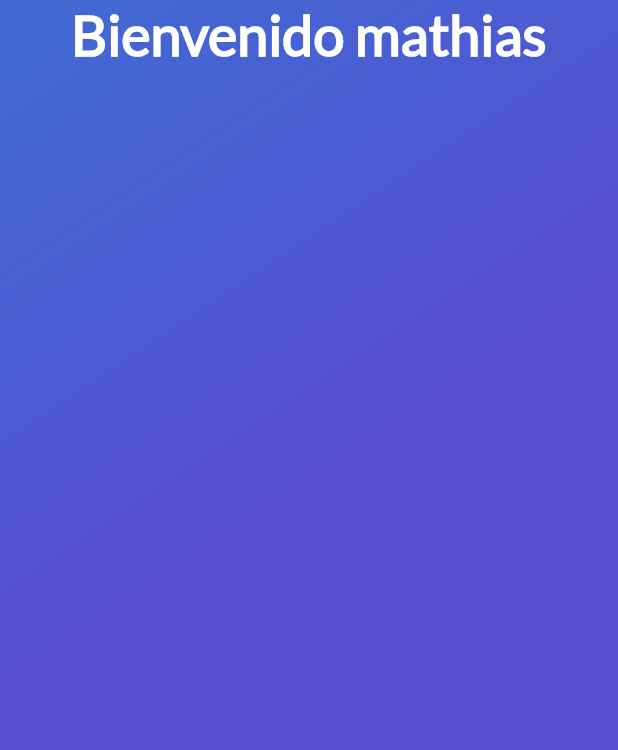
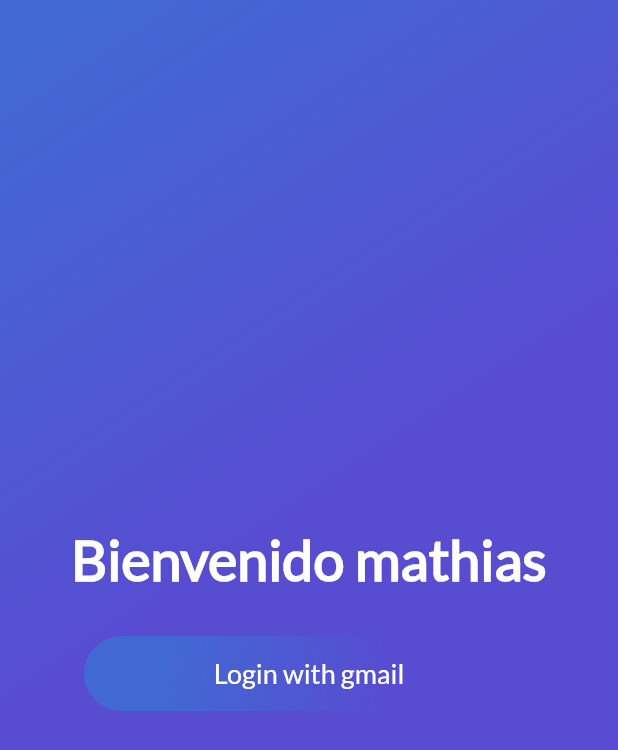
Before and after one commit to mariocuadra/flutter_app, a Flutter app: the screen it shows after launch, on a phone screen of 412 x 824 dp. Shown: the top 750 px of the screen. Run offline on Flutter 3.47's test engine with Material 2 defaults, Android fonts, the phone set to English and light mode, and no system bars; our stand-ins replace firebase_auth, google_sign_in; missing offline and left inert: flutter_facebook_auth, generic_bloc_provider; accounts and stored records are empty.

```diff
--- /dev/null
+++ b/lib/User/repository/facebook_auth.dart
@@ -0,0 +1,18 @@
+import 'package:firebase_auth/firebase_auth.dart';
+import 'package:flutter_facebook_auth/flutter_facebook_auth.dart';
+
+class FacebookBaseAuthAPI {
+
+  Future<UserCredential> signInWithFacebook() async {
+    // Trigger the sign-in flow
+    final LoginResult result = await FacebookAuth.instance.login();
+
+    // Create a credential from the access token
+    final FacebookAuthCredential facebookAuthCredential =
+    FacebookAuthProvider.credential(result.accessToken.token);
+
+    // Once signed in, return the UserCredential
+    return await FirebaseAuth.instance.signInWithCredential(
+        facebookAuthCredential);
+  }
+}
--- /dev/null
+++ b/lib/User/repository/firebase_auth.dart
@@ -0,0 +1,23 @@
+import 'package:firebase_auth/firebase_auth.dart';
+import 'package:google_sign_in/google_sign_in.dart';
+
+class FireBaseAuthAPI{
+
+  Future<UserCredential> signInWithGoogle() async {
+    // Trigger the authentication flow
+    final GoogleSignInAccount googleUser = await GoogleSignIn().signIn();
+
+    // Obtain the auth details from the request
+    final GoogleSignInAuthentication googleAuth = await googleUser.authentication;
+
+    // Create a new credential
+    final GoogleAuthCredential credential = GoogleAuthProvider.credential(
+      accessToken: googleAuth.accessToken,
+      idToken: googleAuth.idToken,
+    );
+
+    // Once signed in, return the UserCredential
+    return await FirebaseAuth.instance.signInWithCredential(credential);
+  }
+
+  }
--- a/lib/profile_header.dart
+++ b/lib/User/ui/screens/profile_header.dart
@@ -1,6 +1,6 @@
 import 'package:flutter/material.dart';
-import 'user_info.dart';
-import 'button_bar.dart';
+import '../../../user_info.dart';
+import '../../../button_bar.dart';
 
 class ProfileHeader extends StatelessWidget {
   @override
--- a/lib/profile_trips.dart
+++ b/lib/User/ui/screens/profile_trips.dart
@@ -1,7 +1,7 @@
 import 'package:flutter/material.dart';
 import 'profile_header.dart';
-import 'profile_places_list.dart';
-import 'profile_background.dart';
+import '../../../profile_places_list.dart';
+import '../../../profile_background.dart';
 
 class ProfileTrips extends StatelessWidget {
   @override
--- a/lib/User/ui/screens/sign_in_screen.dart
+++ b/lib/User/ui/screens/sign_in_screen.dart
@@ -1,5 +1,6 @@
 import 'package:flutter/material.dart';
 import 'package:flutter_app/widgets/gradient_back.dart';
+import 'package:flutter_app/widgets/button_green.dart';
 
 class SignInScreen extends StatefulWidget {
   @override
@@ -20,6 +21,7 @@ class _SignInScreen extends State<SignInScreen> {
             children: <Widget>[
             GradientBack("",null),
               Column(
+                mainAxisAlignment: MainAxisAlignment.center,
                 children: <Widget>[
                   Text("Bienvenido mathias",
                   style: TextStyle(
@@ -27,8 +29,15 @@ class _SignInScreen extends State<SignInScreen> {
                     fontFamily: "Lato",
                     color: Colors.white,
                     fontWeight: FontWeight.bold
+                  ),
+                 ),
+                  ButtonGreen(text: "Login with gmail",
+                      onPressed: (){
+
+                  },
+                    width: 300.0,
+                    height: 50.0,
                   )
-                 ,)
                 ],
               )
 
--- a/lib/platzi_trips.dart
+++ b/lib/platzi_trips.dart
@@ -1,7 +1,7 @@
 import 'package:flutter/material.dart';
 import 'home_trips.dart';
 import 'search_trips.dart';
-import 'profile_trips.dart';
+import 'User/ui/screens/profile_trips.dart';
 
 class PlatziTrips extends StatefulWidget {
   @override
--- a/lib/platzi_trips_cupertino.dart
+++ b/lib/platzi_trips_cupertino.dart
@@ -2,7 +2,7 @@ import 'package:flutter/material.dart';
 import 'package:flutter/cupertino.dart';
 import 'home_trips.dart';
 import 'search_trips.dart';
-import 'profile_trips.dart';
+import 'User/ui/screens/profile_trips.dart';
 
 class PlatziTripsCupertino extends StatelessWidget {
   @override
--- /dev/null
+++ b/lib/widgets/button_green.dart
@@ -0,0 +1,62 @@
+import 'package:flutter/material.dart';
+
+
+class ButtonGreen extends StatefulWidget {
+
+  final String text;
+  double height=0.0;
+  double width=0.0;
+  final VoidCallback onPressed;
+
+  ButtonGreen({Key key,@required this.text, @required this.onPressed, this.height,this.width }) : super(key: key);
+
+
+  @override
+  _ButtonGreenState createState() => _ButtonGreenState();
+
+}
+
+class _ButtonGreenState extends State<ButtonGreen> {
+  @override
+  Widget build(BuildContext context) {
+    return InkWell(
+      onTap: widget.onPressed ,
+      child: Container(
+        margin: EdgeInsets.only(
+            top: 30.0,
+            left: 20.0,
+            right: 20.0
+        ),
+        width: widget.width,
+        height: widget.height,
+        decoration: BoxDecoration(
+            borderRadius: BorderRadius.circular(30.0),
+            gradient: LinearGradient(
+                colors: [
+                  Color(0xFF4268D3), //arriba
+                  Color(0xFF584CD1) //abajo
+                ],
+                begin: FractionalOffset(0.2, 0.0),
+                end: FractionalOffset(1.0, 0.6),
+                stops: [0.0, 0.6],
+                tileMode: TileMode.clamp
+
+            )
+
+        ),
+        child: Center(
+          child: Text(
+            widget.text,
+            style: TextStyle(
+                fontSize: 18.0,
+                fontFamily: "Lato",
+                color: Colors.white
+            ),
+
+          ),
+        ),
+
+      ),
+    );
+  }
+}
```
Also changed, not shown: pubspec.yaml (+4 -3 lines), lib/User/repository/auth_repository.dart (added), pubspec.lock, 1 other file.
